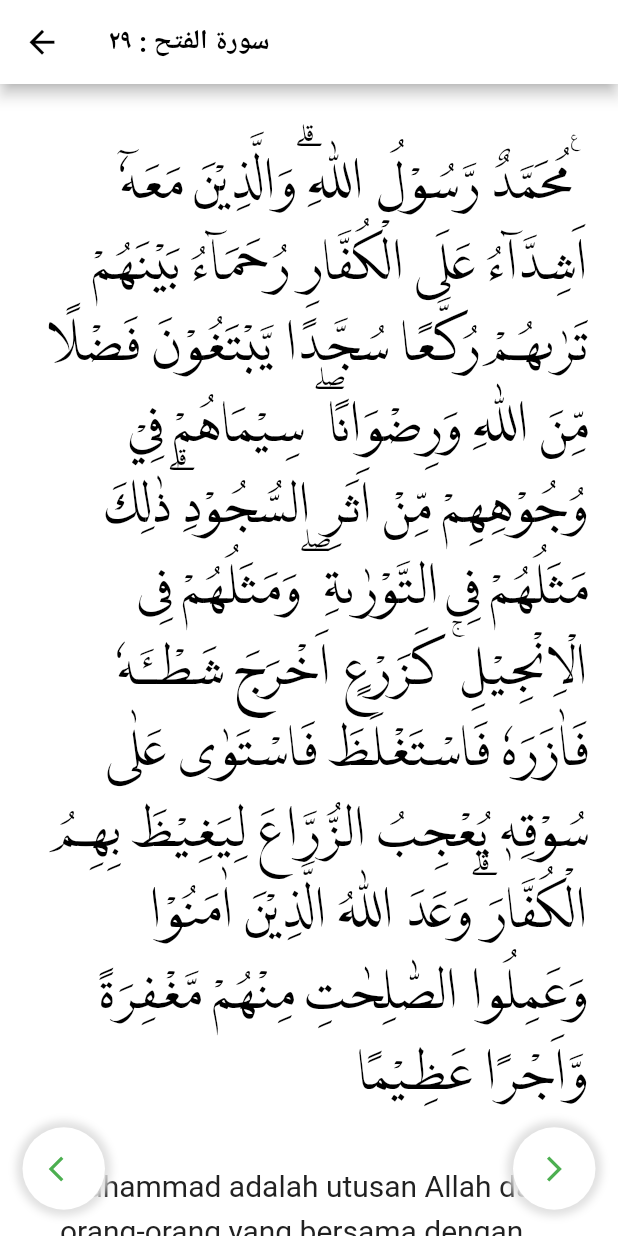
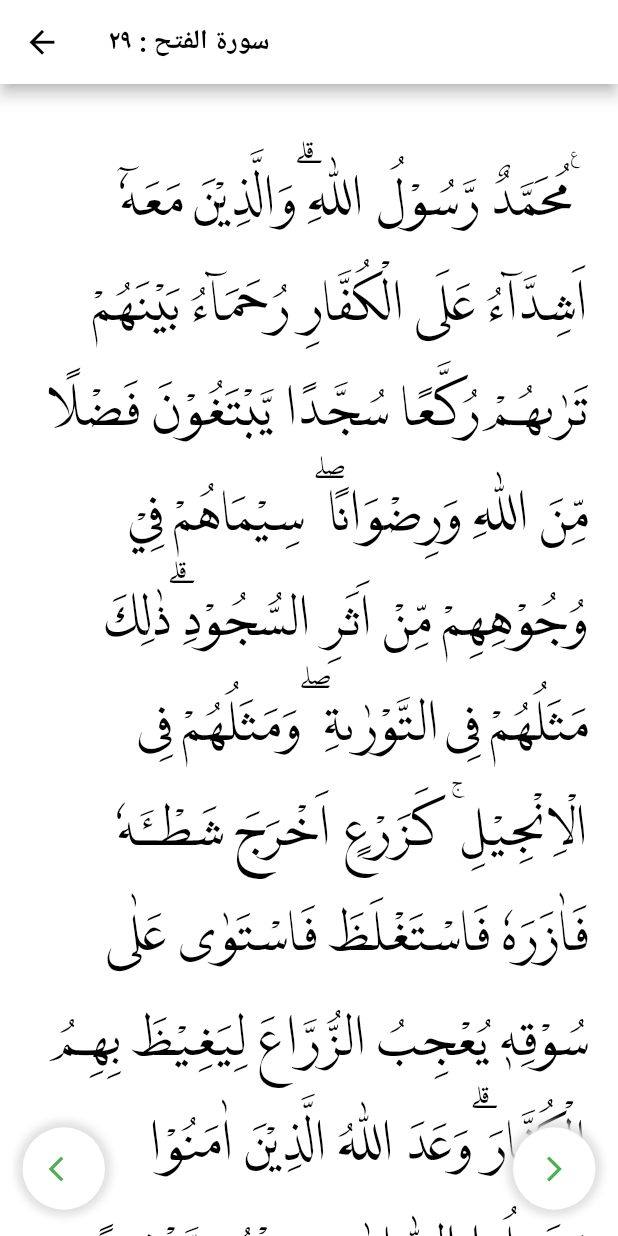
Before and after one commit to alizaenazet/dalil-alnajah, a Flutter app: the Section7 screen opened directly, on a phone screen of 412 x 824 dp. Run offline on Flutter 3.47's test engine with Material 2 defaults, Android fonts, the phone set to English and light mode, and no system bars; our stand-ins replace animated_splash_screen, google_fonts.

Commit message:
revisi 20-9

```diff
--- a/lib/section7.dart
+++ b/lib/section7.dart
@@ -47,7 +47,7 @@ class _Section7State extends State<Section7> {
             Text(
               ' ࣖمُحَمَّدٌ رَّسُوْلُ اللّٰهِ ۗوَالَّذِيْنَ مَعَهٗٓ اَشِدَّاۤءُ عَلَى الْكُفَّارِ رُحَمَاۤءُ بَيْنَهُمْ تَرٰىهُمْ رُكَّعًا سُجَّدًا يَّبْتَغُوْنَ فَضْلًا مِّنَ اللّٰهِ وَرِضْوَانًا ۖ سِيْمَاهُمْ فِيْ وُجُوْهِهِمْ مِّنْ اَثَرِ السُّجُوْدِ ۗذٰلِكَ مَثَلُهُمْ فِى التَّوْرٰىةِ  ۖوَمَثَلُهُمْ فِى الْاِنْجِيْلِۚ  كَزَرْعٍ اَخْرَجَ شَطْـَٔهٗ فَاٰزَرَهٗ فَاسْتَغْلَظَ فَاسْتَوٰى عَلٰى سُوْقِهٖ يُعْجِبُ الزُّرَّاعَ لِيَغِيْظَ بِهِمُ الْكُفَّارَ ۗوَعَدَ اللّٰهُ الَّذِيْنَ اٰمَنُوْا وَعَمِلُوا الصّٰلِحٰتِ مِنْهُمْ مَّغْفِرَةً وَّاَجْرًا عَظِيْمًا',
               textDirection: TextDirection.rtl,
-              style: largeBlackArabic,
+              style: largeBlackArabic.copyWith(height: 2.2),
             ),
             SizedBox(
               height: 30,
```
